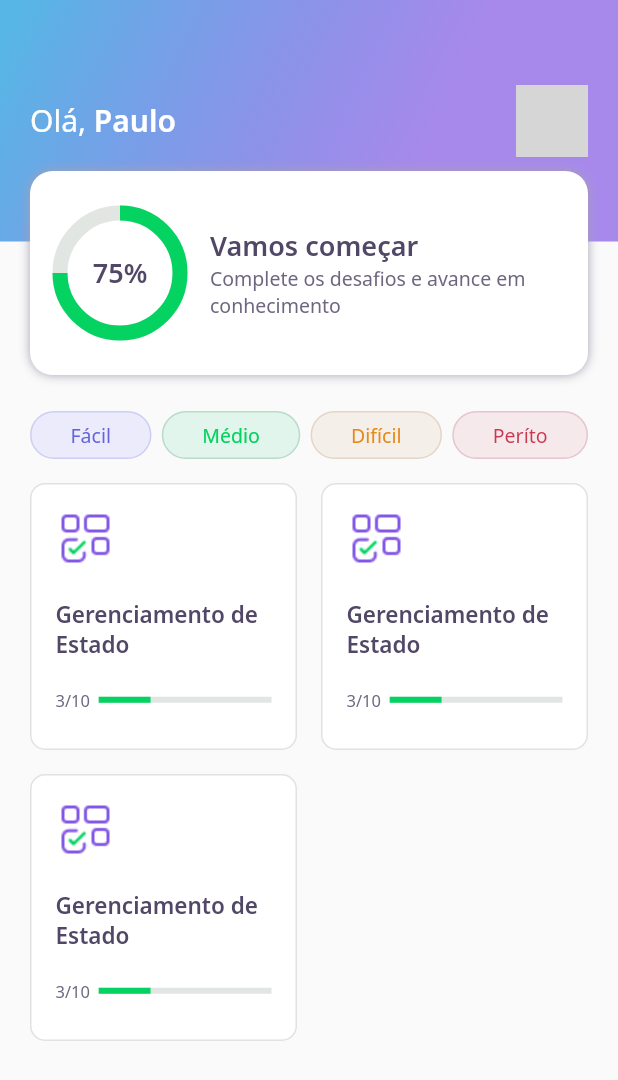
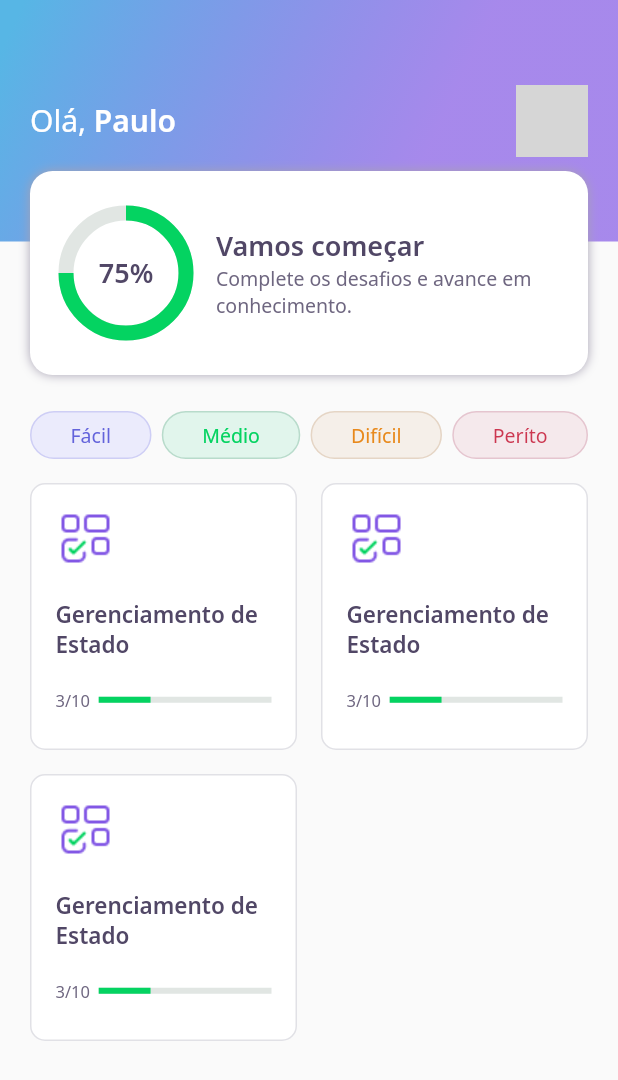
Before and after one commit to paulorcvieira/dev-quiz-flutter, a Flutter app: the screen it shows after launch, on a phone screen of 412 x 824 dp. Shown: the top 1080 px of the screen. Run offline on Flutter 3.47's test engine with Material 2 defaults, Android fonts, the phone set to English and light mode, and no system bars; our stand-ins replace google_fonts; network calls fail; grey boxes are pictures that could not be loaded.

Commit message:
feat: create score card widget

```diff
--- a/lib/home/widgets/score_card/score_card_widget.dart
+++ b/lib/home/widgets/score_card/score_card_widget.dart
@@ -17,7 +17,7 @@ class ScoreCardWidget extends StatelessWidget {
             borderRadius: BorderRadius.circular(15),
             boxShadow: [BoxShadow(color: AppColors.lightGrey, blurRadius: 5)]),
         child: Padding(
-          padding: const EdgeInsets.symmetric(horizontal: 20),
+          padding: const EdgeInsets.symmetric(horizontal: 24),
           child: Row(
             crossAxisAlignment: CrossAxisAlignment.center,
             children: [
@@ -34,7 +34,7 @@ class ScoreCardWidget extends StatelessWidget {
                     crossAxisAlignment: CrossAxisAlignment.start,
                     children: [
                       Text("Vamos começar", style: AppTextStyles.heading),
-                      Text("Complete os desafios e avance em conhecimento",
+                      Text("Complete os desafios e avance em conhecimento.",
                           style: AppTextStyles.body)
                     ],
                   ),
```
